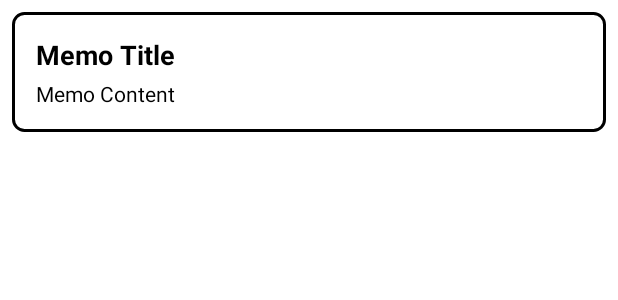
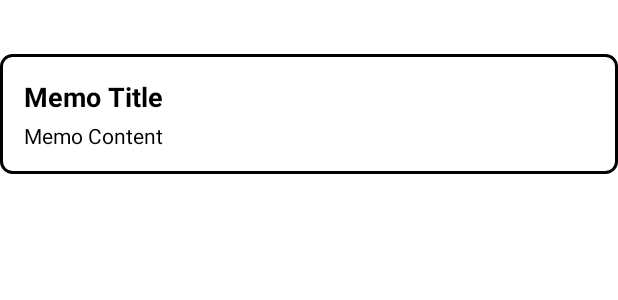
Before and after one commit to Assianc/Scabbard, an Android app: the layout memo_item.xml on its own in the app's theme, with its tools: preview values and no code run, on a phone screen of 412 x 824 dp. Shown: the top 300 px of the screen. Run offline under Robolectric (Android 15) with nearby library versions, the phone set to English and light mode, and no system bars.

```diff
--- a/memo/src/main/res/layout/activity_main_memo.xml
+++ b/memo/src/main/res/layout/activity_main_memo.xml
@@ -21,7 +21,7 @@
         android:layout_margin="8dp"
         android:backgroundTint="@color/colorAccent"
         android:contentDescription="添加备忘录"
-        android:src="@drawable/ic_add5_foreground" />
+        android:src="@drawable/mdiandroidauto" />
 
     <!-- 删除选中备忘录的按钮，初始状态为隐藏 -->
     <com.google.android.material.floatingactionbutton.FloatingActionButton
@@ -32,7 +32,7 @@
         android:layout_margin="16dp"
         android:backgroundTint="@color/colorAccent"
         android:contentDescription="删除选中的备忘录"
-        android:src="@drawable/ic_add2"
+        android:src="@drawable/trash"
         android:visibility="gone"/> <!-- 初始隐藏 -->
 
 </FrameLayout>
--- a/memo/src/main/res/layout/memo_item.xml
+++ b/memo/src/main/res/layout/memo_item.xml
@@ -2,7 +2,7 @@
 <LinearLayout xmlns:android="http://schemas.android.com/apk/res/android"
     android:layout_width="match_parent"
     android:layout_height="wrap_content"
-    android:layout_margin="8dp"
+    android:layout_marginTop="36dp"
     android:background="@drawable/memo_white_text_border"
     android:orientation="vertical"
     android:padding="16dp">
```
Also changed, not shown: memo/src/main/res/drawable/mdiandroidauto.png (added), memo/src/main/res/drawable/trash.png (added).
